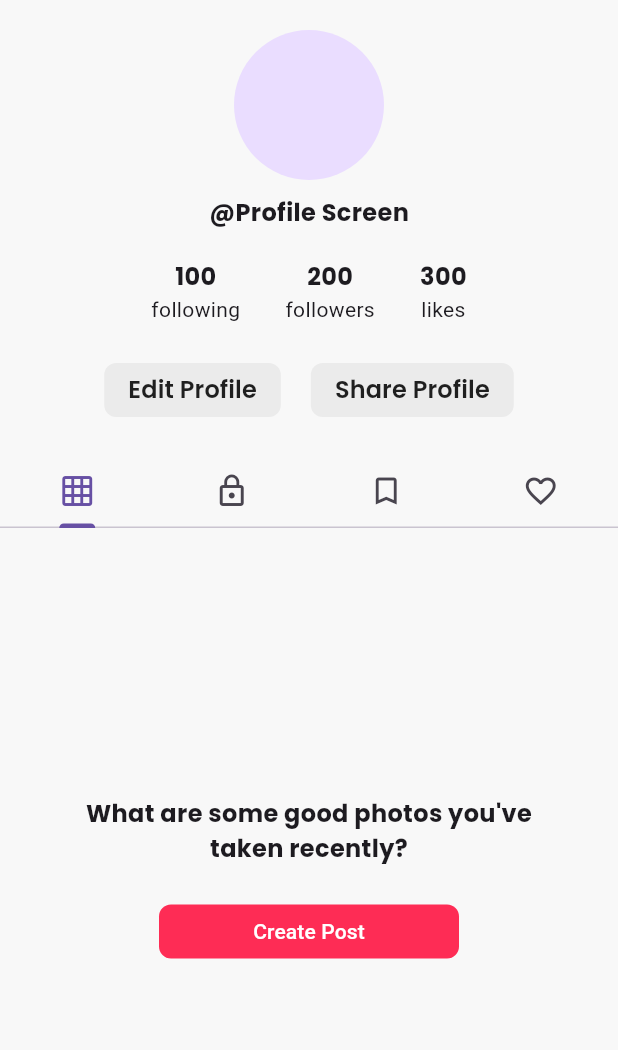
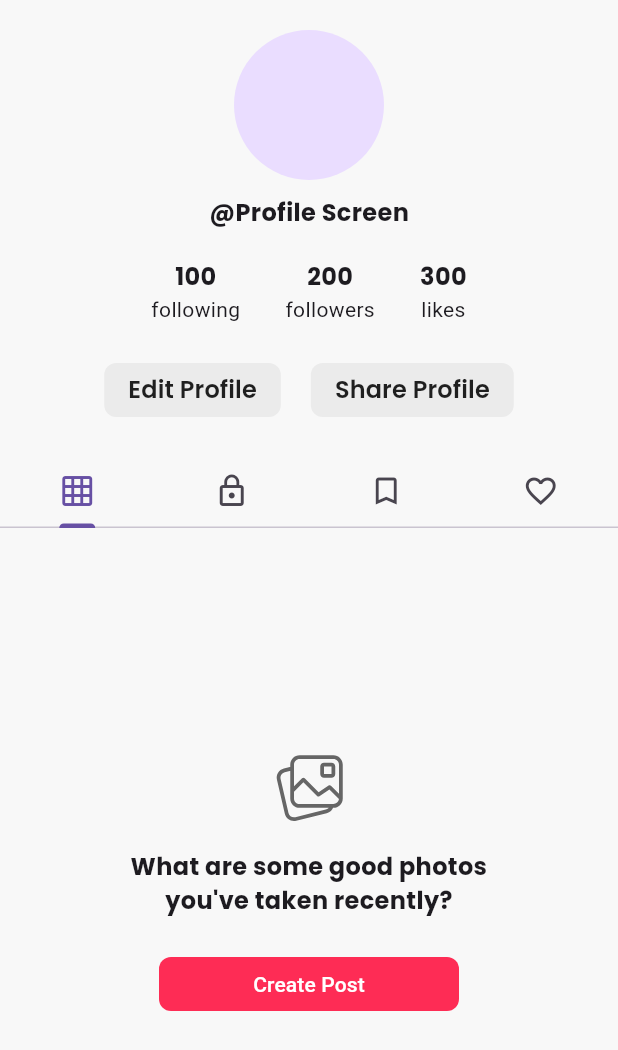
Before and after one commit to Nada-gaber/tiktok_clone, a Flutter app: the ProfileScreen screen opened directly, on a phone screen of 412 x 824 dp. Shown: the top 1050 px of the screen. Run offline on Flutter 3.47's test engine with Material 3 defaults, Android fonts, the phone set to English and light mode, and no system bars; our stand-ins replace dio, firebase_auth, firebase_core, flutter_bloc, flutter_dotenv, flutter_svg and 6 more; accounts and stored records are empty; generated files the repository leaves out were written again; network calls fail; project files that could hold a hidden picture were left out.

Commit message:
feat: enhance TabBarViewProfileTabs with SVG image display for empty posts

```diff
--- a/lib/features/profile/presentation/widgets/tab_bar_views_profile.dart
+++ b/lib/features/profile/presentation/widgets/tab_bar_views_profile.dart
@@ -1,7 +1,10 @@
 import 'package:flutter/material.dart';
+import 'package:flutter_svg/flutter_svg.dart';
 import 'package:tiktok_clone/features/profile/presentation/widgets/upload_assets_button.dart';
 
+import '../../../../core/themes/colors.dart';
 import '../../../../core/themes/font_weight_helper.dart';
+import '../../../../core/themes/images.dart';
 import '../../../posts/data/model/post_model.dart';
 import '../screens/post_details_viewer.dart';
 
@@ -37,10 +40,17 @@ class _TabBarViewProfileTabsState extends State<TabBarViewProfileTabs> {
                 Expanded(
                   child: _posts.isEmpty
                       ? Padding(
-                          padding: const EdgeInsets.all(16.0),
+                          padding: const EdgeInsets.symmetric(
+                              horizontal: 62.0, vertical: 55.0),
                           child: Column(
                             mainAxisAlignment: MainAxisAlignment.center,
                             children: [
+                              SvgPicture.asset(
+                                AppAssets.imageGallery,
+                                width: 60,
+                                color: AppColors.textSecondary,
+                              ),
+                              const SizedBox(height: 10),
                               const Text(
                                 'What are some good photos you\'ve taken recently?',
                                 textAlign: TextAlign.center,
```
